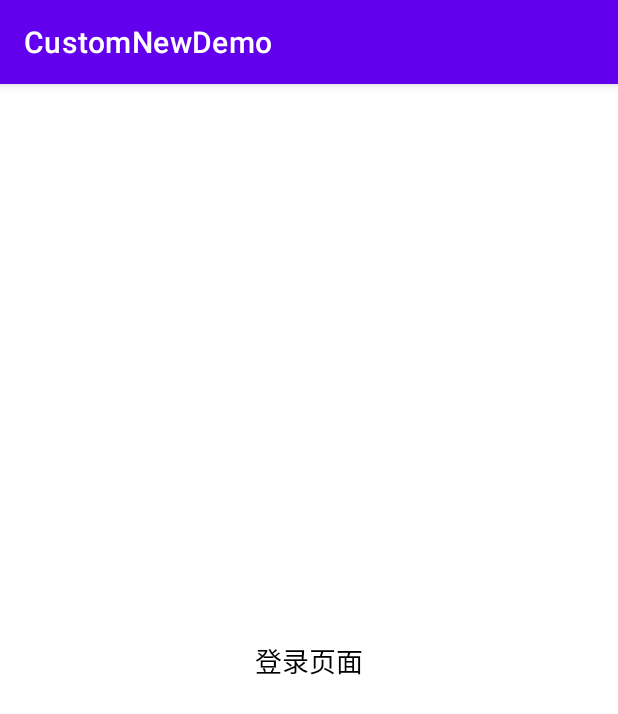
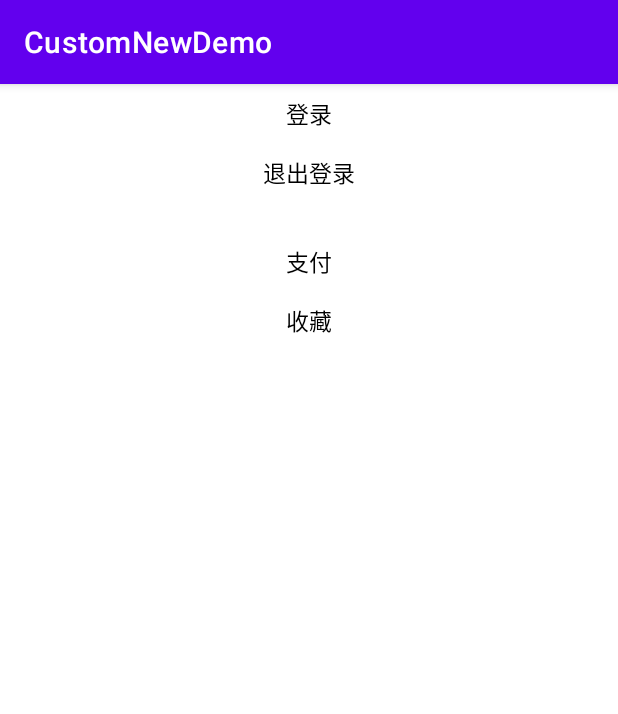
Before and after one commit to Storm-sev/StormWidgetDemo, an Android app: the LoginActivity screen opened directly, with no data from a screen before it, on a phone screen of 412 x 824 dp. Shown: the top 714 px of the screen. Run offline under Robolectric (Android 15) with nearby library versions, the phone set to English and light mode, and no system bars.

Commit message:
feat.  登录状态管理测试

```diff
--- a/app/src/main/java/com/example/customnewdemo/act/LoginActivity.kt
+++ b/app/src/main/java/com/example/customnewdemo/act/LoginActivity.kt
@@ -3,6 +3,7 @@ package com.example.customnewdemo.act
 import androidx.appcompat.app.AppCompatActivity
 import android.os.Bundle
 import com.example.customnewdemo.R
+import com.example.customnewdemo.app.login.LoginContext
 import com.example.customnewdemo.databinding.ActivityLoginBinding
 
 /**
@@ -10,11 +11,41 @@ import com.example.customnewdemo.databinding.ActivityLoginBinding
  */
 class LoginActivity : AppCompatActivity() {
 
-    private lateinit var binding:ActivityLoginBinding
+    companion object {
+        val TAG = "LoginActivity"
+
+    }
+
+    private lateinit var binding: ActivityLoginBinding
     override fun onCreate(savedInstanceState: Bundle?) {
         super.onCreate(savedInstanceState)
         binding = ActivityLoginBinding.inflate(layoutInflater)
         setContentView(binding.root)
 
+        // 获取登录状态
+        val instance = LoginContext.getInstance()
+        setUpListener()
+
+    }
+
+    private fun setUpListener() {
+        binding.tvLogin.setOnClickListener {
+            LoginContext.getInstance().login()
+
+        }
+        binding.tvLoginOut.setOnClickListener {
+            LoginContext.getInstance().loginOut()
+        }
+
+        binding.tvPay.setOnClickListener {
+            LoginContext.getInstance().pay()
+        }
+
+        binding.tvCollect.setOnClickListener {
+            LoginContext.getInstance().collect()
+
+        }
+
+
     }
 }
--- a/app/src/main/java/com/example/customnewdemo/app/login/LoginContext.kt
+++ b/app/src/main/java/com/example/customnewdemo/app/login/LoginContext.kt
@@ -11,7 +11,7 @@ class LoginContext {
 
         val TAG = "LoginContext"
 
-        val INSTANCE = LoginContext()
+       private val INSTANCE = LoginContext()
 
         public fun getInstance(): LoginContext {
             return INSTANCE
@@ -42,4 +42,12 @@ class LoginContext {
     }
 
 
+    public fun pay() {
+        mState.pay()
+    }
+
+    public fun collect() {
+        mState.collection()
+    }
+
 }
--- a/app/src/main/res/layout/activity_login.xml
+++ b/app/src/main/res/layout/activity_login.xml
@@ -6,16 +6,59 @@
     android:layout_height="match_parent"
     tools:context=".act.LoginActivity">
 
-    <TextView
-        android:layout_width="wrap_content"
-        android:layout_height="wrap_content"
-        app:layout_constraintStart_toStartOf="parent"
-        app:layout_constraintTop_toTopOf="parent"
+    <LinearLayout
+        android:layout_width="match_parent"
+        android:layout_height="match_parent"
+        android:orientation="vertical"
         app:layout_constraintBottom_toBottomOf="parent"
         app:layout_constraintEnd_toEndOf="parent"
-        android:textSize="18sp"
-        android:textColor="@color/black"
-        android:text="登录页面" />
+        app:layout_constraintStart_toStartOf="parent"
+        app:layout_constraintTop_toTopOf="parent">
+
+
+        <TextView
+            android:id="@+id/tv_login"
+            android:layout_width="match_parent"
+            android:layout_height="wrap_content"
+            android:gravity="center"
+            android:paddingVertical="8dp"
+            android:text="登录"
+            android:textColor="@color/black"
+            android:textSize="15sp" />
+
+        <TextView
+            android:id="@+id/tv_login_out"
+            android:layout_width="match_parent"
+            android:layout_height="wrap_content"
+            android:gravity="center"
+            android:paddingVertical="8dp"
+            android:text="退出登录"
+            android:textColor="@color/black"
+            android:textSize="15sp" />
+
+        <TextView
+            android:id="@+id/tv_pay"
+            android:layout_width="match_parent"
+            android:layout_height="wrap_content"
+            android:layout_marginTop="20dp"
+            android:gravity="center"
+            android:paddingVertical="8dp"
+            android:text="支付"
+            android:textColor="@color/black"
+            android:textSize="15sp" />
+
+        <TextView
+            android:id="@+id/tv_collect"
+            android:layout_width="match_parent"
+            android:layout_height="wrap_content"
+            android:gravity="center"
+            android:paddingVertical="8dp"
+            android:text="收藏"
+            android:textColor="@color/black"
+            android:textSize="15sp" />
+
+
+    </LinearLayout>
 
 
 </androidx.constraintlayout.widget.ConstraintLayout>
```
